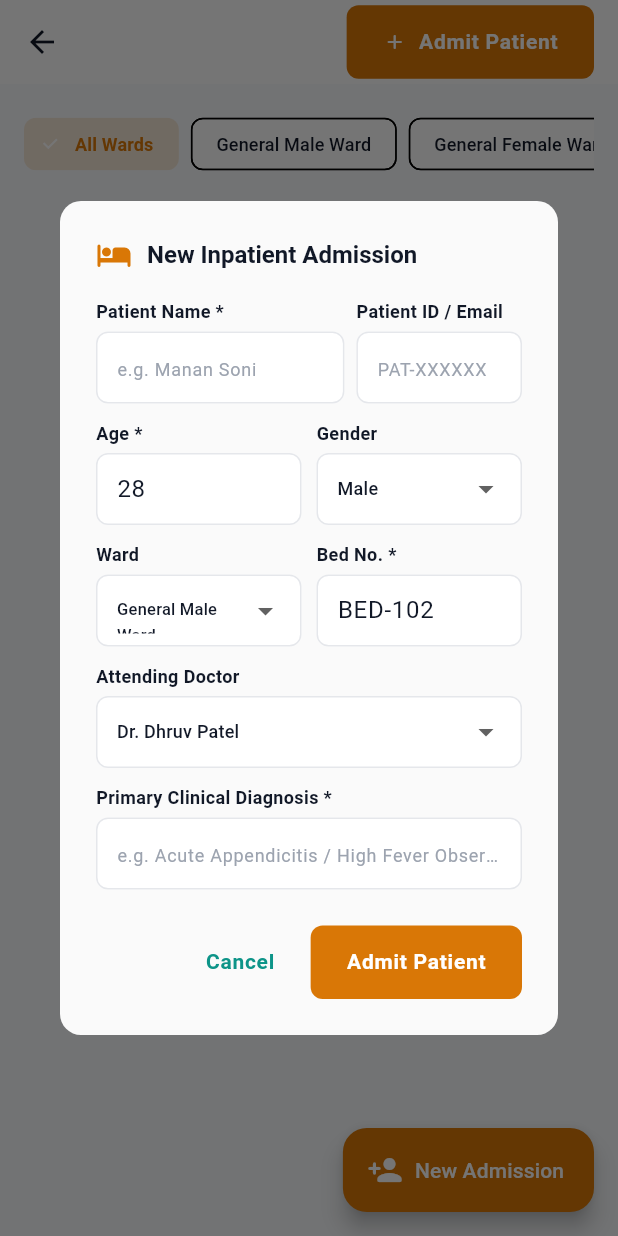
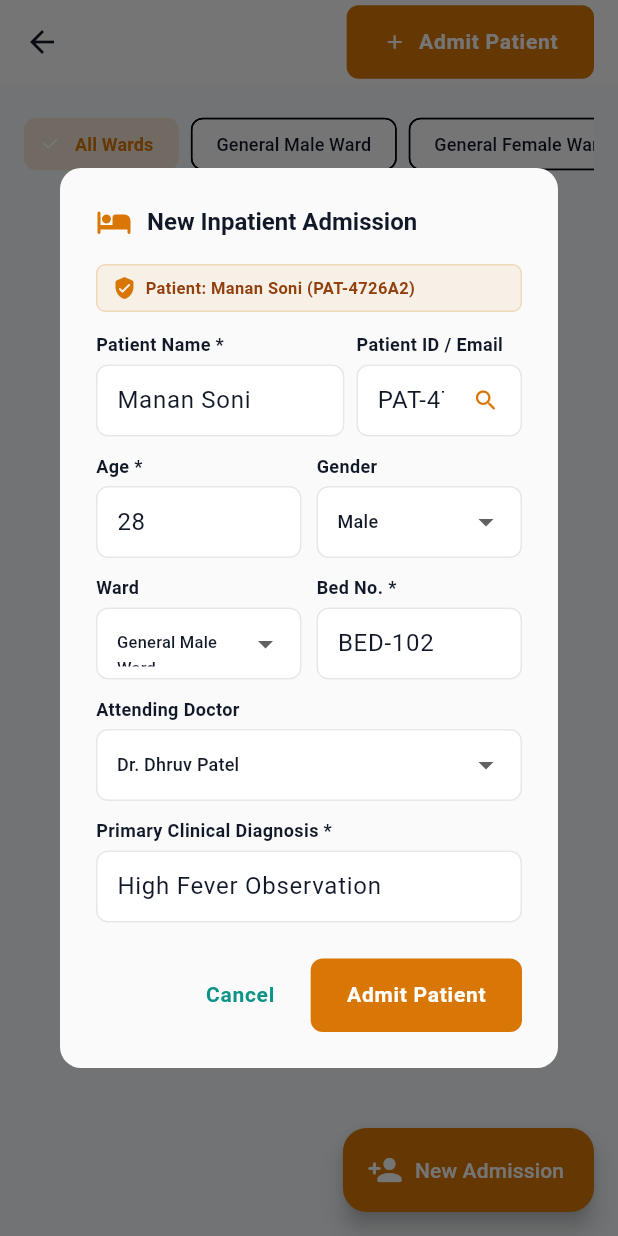
Before and after one commit to MananS0ni/Health, a Flutter app: the AdmissionsScreen screen opened directly, after a tap on "Admit Patient to Ward", on a phone screen of 412 x 824 dp. Run offline on Flutter 3.47's test engine with Material 3 defaults, Android fonts, the phone set to English and light mode, and no system bars; our stand-ins replace flutter_riverpod, go_router; network calls fail.

Commit message:
fix: remove global patient chip dump, implement clean search-driven patient lookup for lab and hospital

```diff
--- a/health_platform/lib/core/network/api_client.dart
+++ b/health_platform/lib/core/network/api_client.dart
@@ -310,8 +310,9 @@ class ApiClient {
     return jsonDecode(response.body);
   }
 
-  Future<List<dynamic>> getLabPatients() async {
-    final response = await http.get(Uri.parse('$baseUrl/lab/patients/'), headers: headers);
+  Future<List<dynamic>> getLabPatients([String? query]) async {
+    final qStr = (query != null && query.trim().isNotEmpty) ? '?q=${Uri.encodeComponent(query.trim())}' : '';
+    final response = await http.get(Uri.parse('$baseUrl/lab/patients/$qStr'), headers: headers);
     if (response.statusCode == 200) {
       final data = jsonDecode(response.body);
       if (data is List) return data;
--- a/health_platform/lib/features/hospital_portal/admissions/admissions_screen.dart
+++ b/health_platform/lib/features/hospital_portal/admissions/admissions_screen.dart
@@ -22,48 +22,20 @@ class AdmissionsScreen extends ConsumerStatefulWidget {
 class _AdmissionsScreenState extends ConsumerState<AdmissionsScreen> {
   String _selectedWard = 'All Wards';
   ListStatus _viewStatus = ListStatus.content;
-  List<Map<String, dynamic>> _registeredPatients = [];
-
-  @override
-  void initState() {
-    super.initState();
-    _loadRegisteredPatients();
-  }
-
-  Future<void> _loadRegisteredPatients() async {
-    try {
-      final list = await ApiClient().getLabPatients();
-      if (mounted) {
-        setState(() {
-          _registeredPatients = list.map((e) => Map<String, dynamic>.from(e as Map)).toList();
-        });
-      }
-    } catch (_) {}
-  }
 
   void _showNewAdmissionDialog(BuildContext context) {
     final formKey = GlobalKey<FormState>();
-    final nameController = TextEditingController();
-    final patientIdController = TextEditingController();
+    final nameController = TextEditingController(text: 'Manan Soni');
+    final patientIdController = TextEditingController(text: 'PAT-4726A2');
     final ageController = TextEditingController(text: '28');
     final bedController = TextEditingController(text: 'BED-102');
-    final diagnosisController = TextEditingController();
+    final diagnosisController = TextEditingController(text: 'High Fever Observation');
 
     String ward = 'General Male Ward';
     String doctor = 'Dr. Dhruv Patel';
     String gender = 'Male';
     String status = 'Admitted';
     bool isSubmitting = false;
-
-    // Default select Manan Soni if available
-    if (_registeredPatients.isNotEmpty) {
-      final match = _registeredPatients.firstWhere(
-        (p) => (p['full_name'] as String? ?? '').toLowerCase().contains('manan'),
-        orElse: () => _registeredPatients.first,
-      );
-      nameController.text = match['full_name'] ?? '';
-      patientIdController.text = match['patient_id'] ?? match['email'] ?? '';
-    }
 
     showDialog(
       context: context,
@@ -89,31 +61,27 @@ class _AdmissionsScreenState extends ConsumerState<AdmissionsScreen> {
                   mainAxisSize: MainAxisSize.min,
                   crossAxisAlignment: CrossAxisAlignment.start,
                   children: [
-                    if (_registeredPatients.isNotEmpty) ...[
-                      const Text('Quick Select Patient (Unique Patient ID):', style: TextStyle(fontSize: 11, fontWeight: FontWeight.w600, color: AppColors.textSecondary)),
-                      const SizedBox(height: 6),
-                      Wrap(
-                        spacing: 6,
-                        runSpacing: 6,
-                        children: _registeredPatients.take(4).map((p) {
-                          final isSel = patientIdController.text == p['patient_id'];
-                          return ChoiceChip(
-                            label: Text('${p['full_name']} (${p['patient_id']})', style: const TextStyle(fontSize: 11)),
-                            selected: isSel,
-                            selectedColor: kHospitalAccent.withValues(alpha: 0.15),
-                            onSelected: (val) {
-                              if (val) {
-                                setDialogState(() {
-                                  nameController.text = p['full_name'] ?? '';
-                                  patientIdController.text = p['patient_id'] ?? p['email'] ?? '';
-                                });
-                              }
-                            },
-                          );
-                        }).toList(),
+                    Container(
+                      margin: const EdgeInsets.only(bottom: 12),
+                      padding: const EdgeInsets.symmetric(horizontal: 10, vertical: 6),
+                      decoration: BoxDecoration(
+                        color: kHospitalAccent.withValues(alpha: 0.08),
+                        borderRadius: BorderRadius.circular(6),
+                        border: Border.all(color: kHospitalAccent.withValues(alpha: 0.2)),
                       ),
-                      const SizedBox(height: 10),
-                    ],
+                      child: Row(
+                        children: [
+                          const Icon(Icons.verified_user_rounded, color: kHospitalAccent, size: 16),
+                          const SizedBox(width: 6),
+                          Expanded(
+                            child: Text(
+                              'Patient: ${nameController.text.isNotEmpty ? nameController.text : "Inpatient"} (${patientIdController.text})',
+                              style: const TextStyle(fontSize: 11, fontWeight: FontWeight.w600, color: Color(0xFF92400E)),
+                            ),
+                          ),
+                        ],
+                      ),
+                    ),
                     Row(
                       children: [
                         Expanded(
@@ -141,7 +109,24 @@ class _AdmissionsScreenState extends ConsumerState<AdmissionsScreen> {
                               const SizedBox(height: 4),
                               TextFormField(
                                 controller: patientIdController,
-                                decoration: _inputDec('PAT-XXXXXX'),
+                                decoration: _inputDec('PAT-XXXXXX').copyWith(
+                                  suffixIcon: IconButton(
+                                    icon: const Icon(Icons.search_rounded, size: 18, color: kHospitalAccent),
+                                    tooltip: 'Lookup Patient',
+                                    onPressed: () async {
+                                      final q = patientIdController.text.trim();
+                                      if (q.isEmpty) return;
+                                      final list = await ApiClient().getLabPatients(q);
+                                      if (list.isNotEmpty) {
+                                        final p = Map<String, dynamic>.from(list.first as Map);
+                                        setDialogState(() {
+                                          nameController.text = p['full_name'] ?? '';
+                                          patientIdController.text = p['patient_id'] ?? q;
+                                        });
+                                      }
+                                    },
+                                  ),
+                                ),
                               ),
                             ],
                           ),
```
Also changed, not shown: health_platform/lib/features/lab_portal/upload_report/upload_report_screen.dart (+83 -54 lines), 1 other file.
